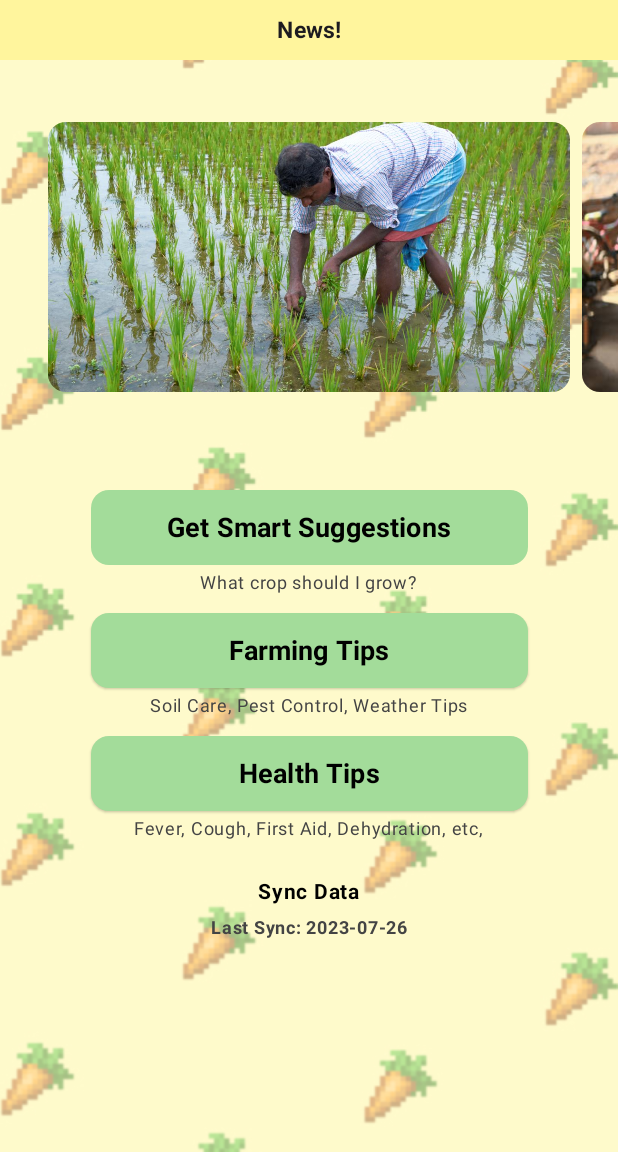
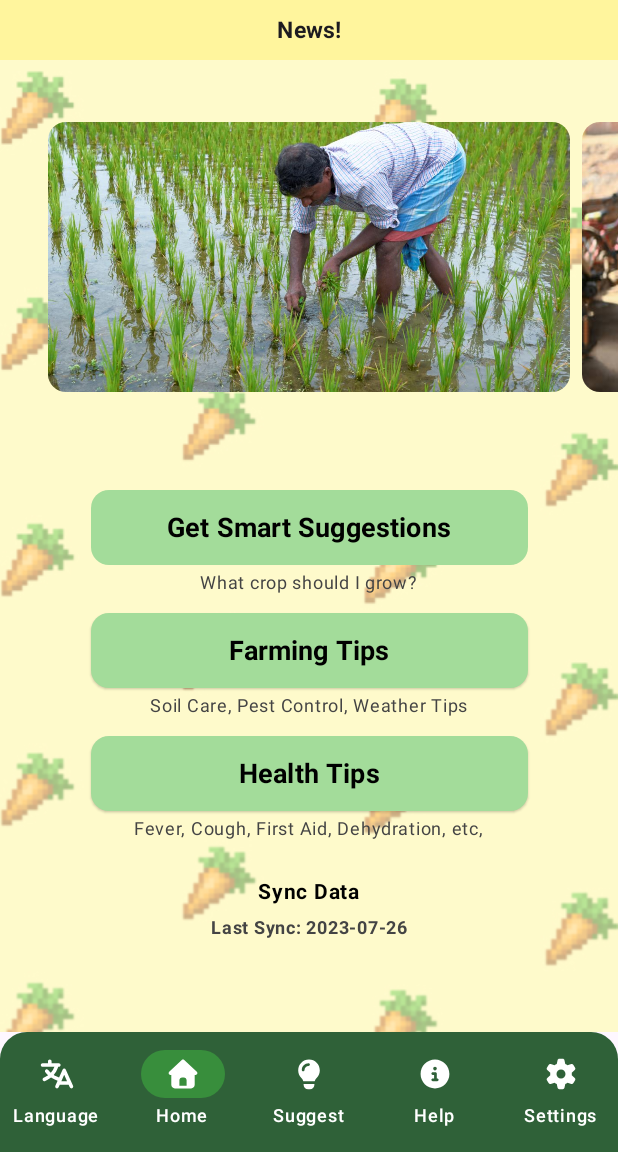
Before and after one commit to ameybhogle12/AgriCare, an Android app built with Jetpack Compose: the screen it shows after launch (MainActivity), on a phone screen of 412 x 824 dp, the part 84-1236 px from its top. Run offline under Robolectric (Android 15) with nearby library versions, the phone set to English and light mode, and no system bars.

Commit message:
Home Screen Completed Commit

```diff
--- a/app/src/main/java/amey/bhogle/agricare/MainActivity.kt
+++ b/app/src/main/java/amey/bhogle/agricare/MainActivity.kt
@@ -18,12 +18,19 @@ import androidx.compose.foundation.layout.fillMaxSize
 import androidx.compose.foundation.layout.fillMaxWidth
 import androidx.compose.foundation.layout.height
 import androidx.compose.foundation.layout.padding
+import androidx.compose.foundation.layout.size
 import androidx.compose.foundation.pager.HorizontalPager
 import androidx.compose.foundation.pager.rememberPagerState
 import androidx.compose.foundation.shape.RoundedCornerShape
 import androidx.compose.material3.ButtonDefaults
 import androidx.compose.material3.ElevatedButton
+import androidx.compose.material3.Icon
 import androidx.compose.material3.MaterialTheme
+import androidx.compose.material3.NavigationBar
+import androidx.compose.material3.NavigationBarDefaults
+import androidx.compose.material3.NavigationBarItem
+import androidx.compose.material3.NavigationBarItemDefaults
+import androidx.compose.material3.Scaffold
 import androidx.compose.material3.Surface
 import androidx.compose.material3.Text
 import androidx.compose.runtime.Composable
@@ -56,14 +63,20 @@ class MainActivity : AppCompatActivity() {
 
 @Composable
 fun HomeScreen() {
-    Box(modifier = Modifier.fillMaxSize()){
+    Scaffold(
+        bottomBar = {
+            BottomNavBar(selectedItem = "Home") {  }
+        }
+    ) { innerPadding ->
+        Box(modifier = Modifier.fillMaxSize()
+            .padding(innerPadding)
+        ) {
             Image(
                 painter = painterResource(id = R.drawable.background),
                 contentDescription = null,
                 modifier = Modifier.fillMaxSize(),
                 contentScale = ContentScale.Crop
             )
-    }
 
             //UI Contents
             Column(modifier = Modifier
@@ -189,6 +202,11 @@ fun HomeScreen() {
                 }
             }
         }
+    }
+
+}
+
+/******************************************************/
 // Carousel composable
 @Composable
 fun NewsCarousel() {
@@ -230,7 +248,66 @@ fun NewsCarousel() {
             contentDescription = item.contentDescription,
             contentScale = ContentScale.Crop
         )
+    }
+}
 
+/******************************************************/
+//Bottom Navigation Bar
+@Composable
+fun BottomNavBar(selectedItem: String, onItemSelected: (String) -> Unit){
+    val  items = listOf("Language", "Home", "Suggest", "Help", "Settings")
+
+    Box(modifier = Modifier
+        .fillMaxWidth()
+        .clip(RoundedCornerShape(topStart = 18.dp, topEnd = 18.dp)) // Curved corners
+        .background(Color(0xFF2F6138))
+    )   {
+        NavigationBar(containerColor = Color.Transparent, tonalElevation = 8.dp) {
+            items.forEach { item ->
+                NavigationBarItem(
+                    selected = selectedItem == item,
+                    onClick = { onItemSelected(item) },
+                    icon = {
+                        when (item) {
+                            "Language" -> Icon(
+                                painter = painterResource(id = R.drawable.language_icon),
+                                contentDescription = "Language Icon",
+                                modifier = Modifier.size(24.dp)
+                            )
+
+                            "Home" -> Icon(
+                                painter = painterResource(id = R.drawable.home_icon),
+                                contentDescription = "Home Icon", modifier = Modifier.size(24.dp)
+                            )
+
+                            "Suggest" -> Icon(
+                                painter = painterResource(id = R.drawable.suggest_icon),
+                                contentDescription = "Suggest Icon", modifier = Modifier.size(24.dp)
+                            )
+
+                            "Help" -> Icon(
+                                painter = painterResource(id = R.drawable.help_icon),
+                                contentDescription = "Help Icon", modifier = Modifier.size(24.dp)
+                            )
+
+                            "Settings" -> Icon(
+                                painter = painterResource(id = R.drawable.setting_icon),
+                                contentDescription = "Settings Icon",
+                                modifier = Modifier.size(24.dp)
+                            )
+                        }
+                    },
+                    label = { Text(text = item) },
+                    colors = NavigationBarItemDefaults.colors(
+                        indicatorColor = Color(0xFF388E3C),
+                        selectedIconColor = Color.White,
+                        selectedTextColor = Color.White,
+                        unselectedIconColor = Color.White,
+                        unselectedTextColor = Color.White
+                    )
+                )
+            }
+        }
     }
 }
 
```
Lines whose indentation alone changed are shown as unchanged.
